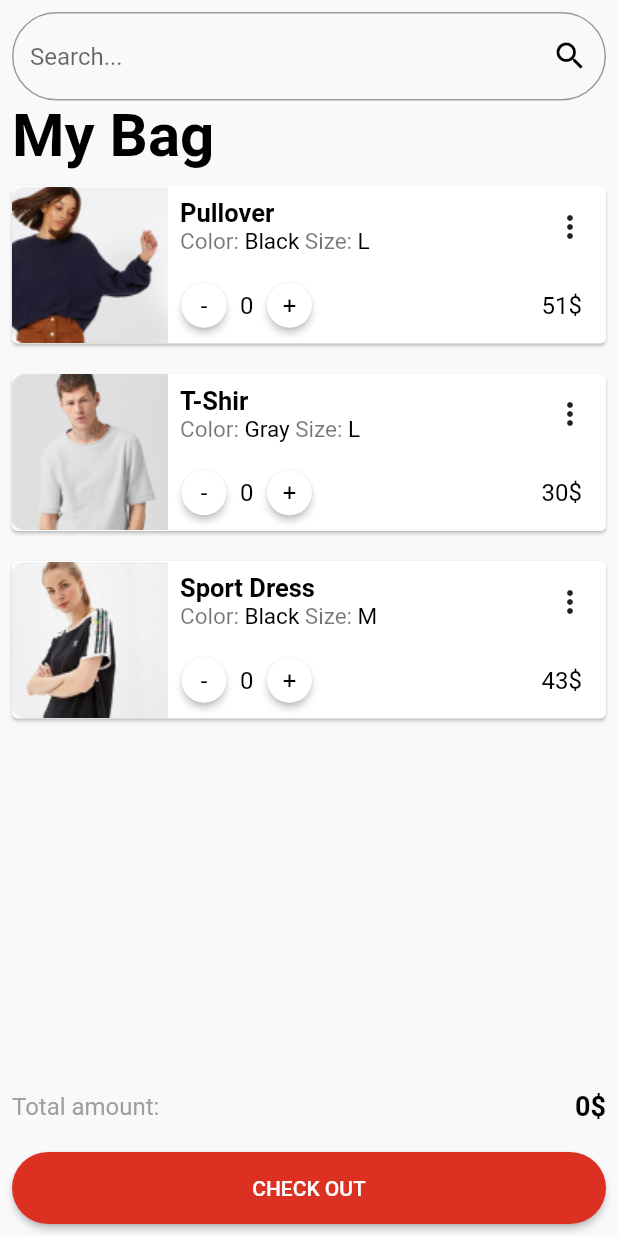
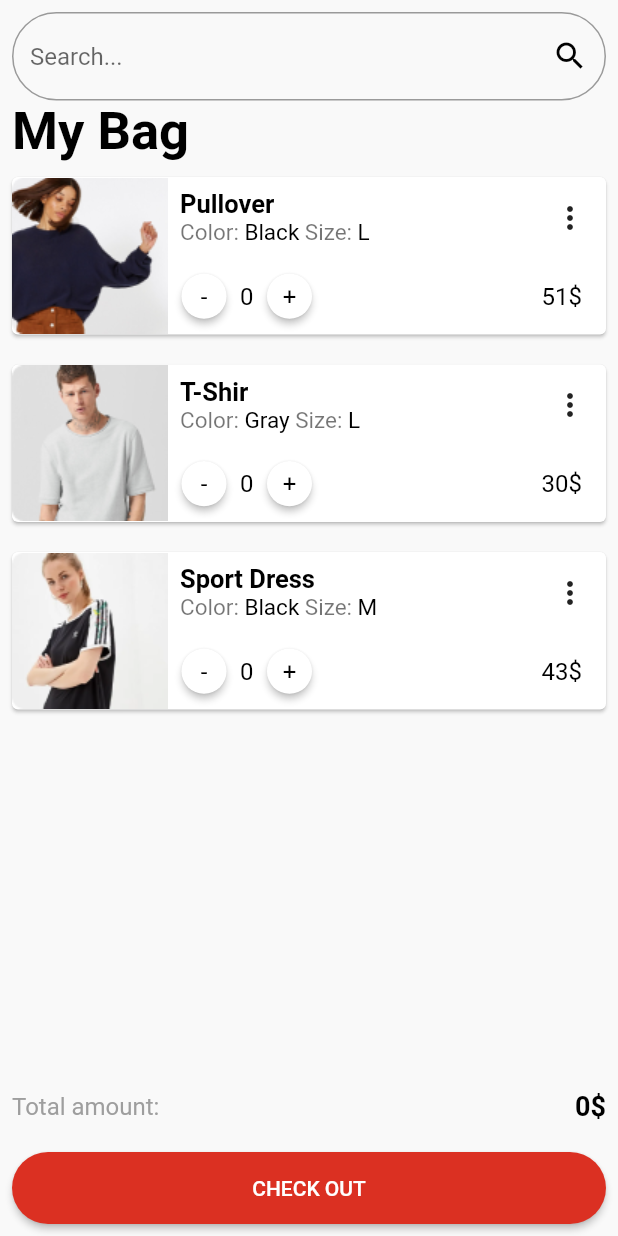
Before and after one commit to masumbillah21/OstadFlutterAssignments, a Flutter app: the screen it shows after launch, on a phone screen of 412 x 824 dp. Run offline on Flutter 3.47's test engine with Material 2 defaults, Android fonts, the phone set to English and light mode, and no system bars.

Commit message:
Assignment 09 Completed

```diff
--- a/lib/main.dart
+++ b/lib/main.dart
@@ -25,6 +25,7 @@ class MyApp extends StatelessWidget {
           headlineLarge: TextStyle(
             fontWeight: FontWeight.bold,
             color: Colors.black,
+            fontSize: 35,
           ),
           headlineMedium: TextStyle(
             fontWeight: FontWeight.bold,
```
